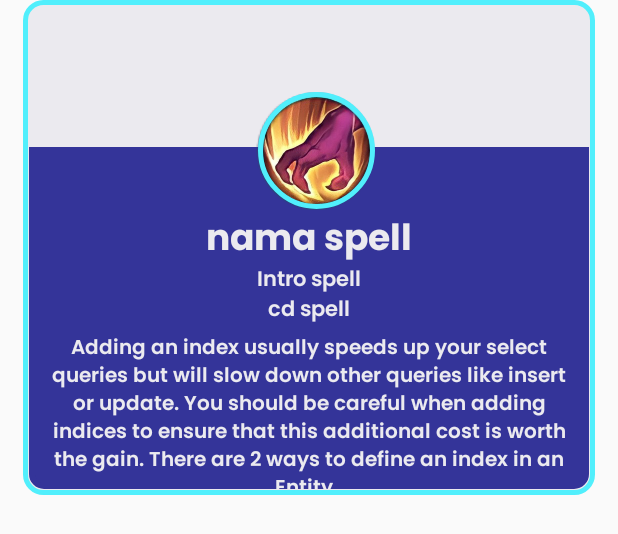
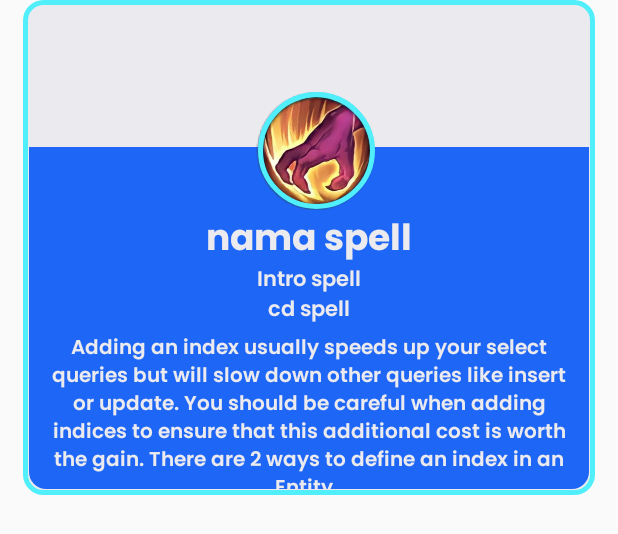
Before and after one commit to Mikaelazzz/Neozy, an Android app: the layout list_spell.xml on its own in the app's theme, with its tools: preview values and no code run, on a phone screen of 412 x 824 dp. Shown: the top 534 px of the screen. Run offline under Robolectric (Android 15) with nearby library versions, the phone set to English and light mode, and no system bars.

Commit message:
Update card.xml

```diff
--- a/app/src/main/res/drawable/card.xml
+++ b/app/src/main/res/drawable/card.xml
@@ -2,10 +2,10 @@
 <selector xmlns:android="http://schemas.android.com/apk/res/android">
     <item>
         <shape android:shape="rectangle">
-            <solid android:color="#343499" />
-            <stroke android:color="#343499"/>
-            <stroke  android:width="4dp"/>
-            <corners android:bottomLeftRadius="8dp" android:bottomRightRadius="8dp" />
+            <solid android:color="#1e66f5" />
+<!--            <stroke android:color="#343499"/>-->
+<!--            <stroke  android:width="4dp"/>-->
+            <corners android:bottomLeftRadius="11dp" android:bottomRightRadius="11dp" />
         </shape>
     </item>
 </selector>
```
